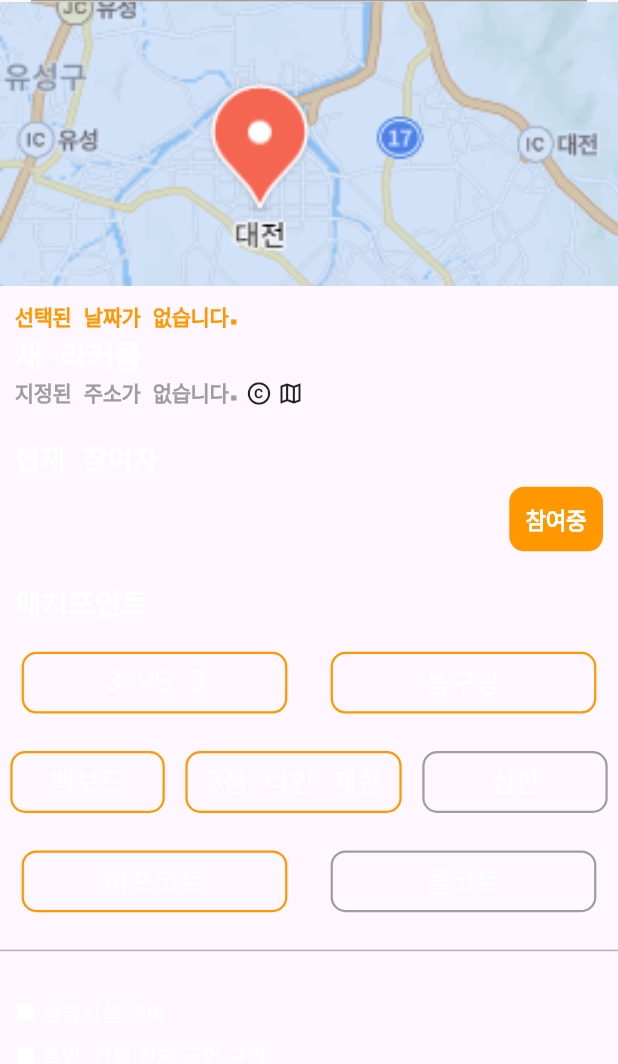
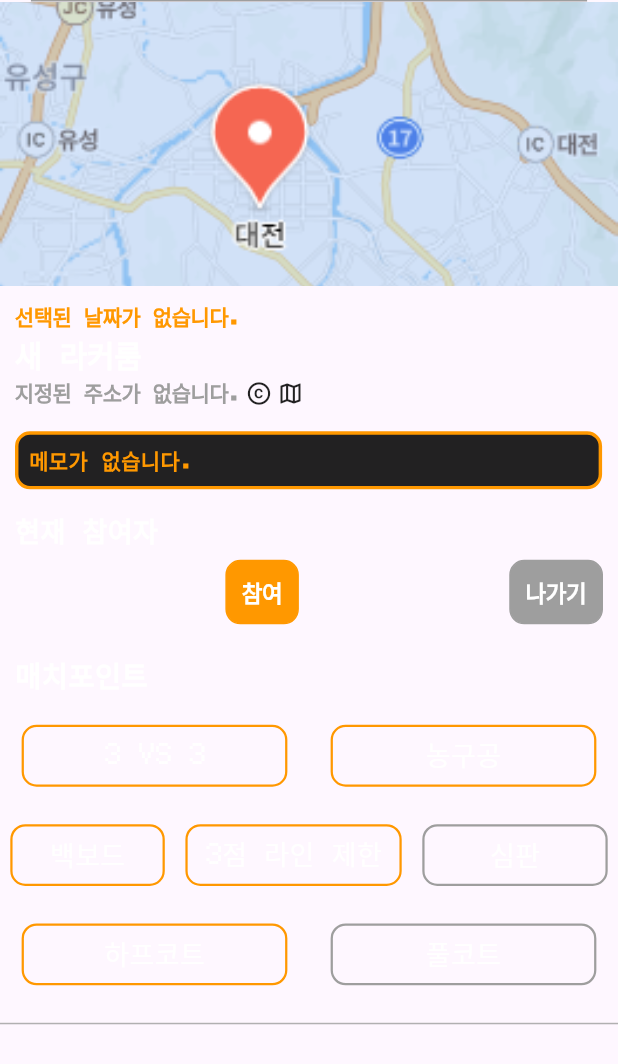
Before and after one commit to bbprojectteam/unbound_app, a Flutter app: the LockerRoomInfo widget shown alone on an empty page, opened directly with empty values, on a phone screen of 412 x 824 dp. Shown: the top 1064 px of the screen. Run offline on Flutter 3.47's test engine with Material 3 defaults, Android fonts, the phone set to English and light mode, and no system bars; our stand-ins replace cached_network_image, file_picker, firebase_auth, firebase_core, firebase_messaging, flutter_dotenv and 11 more; missing offline and left inert: dart:ffi, flutter_inappwebview, stomp_dart_client; accounts and stored records are empty; network calls fail.

Commit message:
매치 플레이 스크린 ui - 점수판, 타이머 기능 추가, 라커룸 화면 메모 ui 추가 ,라커룸 수정 화면 - 메모 입력란 추가

```diff
--- a/lib/controller/member_controller.dart
+++ b/lib/controller/member_controller.dart
@@ -96,7 +96,6 @@ class MemberController extends GetxController {
 
         final decodedBody = utf8.decode(response.bodyBytes);
         var jsonResponse = jsonDecode(decodedBody);
-        print(jsonResponse);
 
         memberModel = MemberModel();
         memberModel = MemberModel.fromJson(jsonResponse['userInfo']);
--- a/lib/model/match/match_info_model.dart
+++ b/lib/model/match/match_info_model.dart
@@ -18,7 +18,7 @@ class MatchInfoModel {
 
   double? averageMmr;
 
-  String? desciption;
+  String? description;
 
   int? memberCnt;
 
--- a/lib/router/app_bottom_modal_router.dart
+++ b/lib/router/app_bottom_modal_router.dart
@@ -1,4 +1,5 @@
 import 'package:badboys/screen/appScreen/register/profile_setting_screen.dart';
+import 'package:badboys/screen/modal/game/playing_result_modal_pop.dart';
 import 'package:badboys/screen/modal/lockerRoom/locker_room_setting_bottom_modal.dart';
 import 'package:badboys/screen/modal/lockerRoom/select_locale_bottom_modal.dart';
 import 'package:badboys/screen/modal/lockerRoom/team_chng_modal_pop.dart';
@@ -37,7 +38,12 @@ class AppBottomModalRouter {
       },
       5: () async{
         return MatchingHistoryModal();
+      },
+      6: () async{
+        return PlayingResultModalPop();
       }
+
+
 
     };
 
--- a/lib/screen/subScreen/lockerRoom/chat/chat_list.dart
+++ b/lib/screen/subScreen/lockerRoom/chat/chat_list.dart
@@ -23,6 +23,7 @@ class ChatList extends StatefulWidget {
 class _ChatListState extends State<ChatList> {
   final TextEditingController textController = TextEditingController();
   late ChatController chatController;
+  late MatchController matchController;
 
   @override
   void initState() {
@@ -30,10 +31,14 @@ class _ChatListState extends State<ChatList> {
     super.initState();
     Get.lazyPut<ChatController>(() => ChatController());
     chatController = Get.find<ChatController>();
+    matchController = Get.find<MatchController>();
 
     if (!chatController.isApiCalled.value) {  // 아직 호출되지 않았다면
       chatController.isApiCalled.value = true;
       chatController.fnChatList(widget.chatRoomId);
+
+      /* 채팅 시 유저 정보 위함 */
+      chatController.matchMemberModel = matchController.matchModel.matchMemberModel;
     }
 
     chatController.fnConnectToStompServer();
--- a/lib/screen/subScreen/lockerRoom/lockerRoom/locker_room_info.dart
+++ b/lib/screen/subScreen/lockerRoom/lockerRoom/locker_room_info.dart
@@ -106,9 +106,32 @@ class _LockerRoomInfoState extends State<LockerRoomInfo> {
                           ],
                         ),
                       ),
+                      SizedBox(height: 5,),
 
                       Container(
+                        width: 95.w,
+                        height: 4.7.h,
+                        margin: EdgeInsets.only(left: 10,),
+                        padding: EdgeInsets.all(7),
+                        decoration: BoxDecoration(
+                            color: Colors.black87,
+                            borderRadius: BorderRadius.circular(10),
+                            border: Border.all(width: 2.3,color: Colors.orange)
+                        ),
+                        child: Text(
+                          matchModel.matchInfoModel?.description ?? "메모가 없습니다.",
+                          style: TextStyle(
+                              color: Colors.orange,
+                              fontWeight: FontWeight.w700,
+                              fontFamily: 'EHSMB'
 
+                          ),
+                        ),
+                      ),
+
+                      SizedBox(height: 5,),
+
+                      Container(
                         padding: EdgeInsets.all(10),
                         child: Column(
                           crossAxisAlignment: CrossAxisAlignment.start,
@@ -144,9 +167,10 @@ class _LockerRoomInfoState extends State<LockerRoomInfo> {
                                   ],
                                 ),
                                 GestureDetector(
-                                  onTap: ()=>{
+                                  onTap: () async {
+                                      await matchController.fnMatchJoin(widget.chatRoomId);
 
-                                  },
+                                    },
                                   child: Container(
                                     padding: EdgeInsets.all(10),
                                     decoration: BoxDecoration(
@@ -154,15 +178,33 @@ class _LockerRoomInfoState extends State<LockerRoomInfo> {
                                         border: Border.all(width: 1,color: Colors.orange),
                                         color: Colors.orange
                                     ),
-                                    child: Text('참여중',style: TextStyle(color: Colors.white,fontWeight: FontWeight.w900,fontSize: 15,letterSpacing: -0.3,fontFamily: 'EHSMB'),),
+                                    child: Text('참여',style: TextStyle(color: Colors.white,fontWeight: FontWeight.w900,fontSize: 15,letterSpacing: -0.3,fontFamily: 'EHSMB'),),
                                   ),
                                 ),
+
+                                GestureDetector(
+                                  onTap: () async {
+                                    await matchController.fnMatchExit(widget.chatRoomId);
+                                    Get.toNamed('/');
+                                  },
+                                  child: Container(
+                                    padding: EdgeInsets.all(10),
+                                    decoration: BoxDecoration(
+                                        borderRadius: BorderRadius.circular(10),
+                                        border: Border.all(width: 1,color: Colors.grey),
+                                        color: Colors.grey
+                                    ),
+                                    child: Text('나가기',style: TextStyle(color: Colors.white,fontWeight: FontWeight.w900,fontSize: 15,letterSpacing: -0.3,fontFamily: 'EHSMB'),),
+                                  ),
+                                ),
+
                               ],
                             ),
 
                           ],
                         ),
                       ),
+
 
                       Container(
                         child: Column(
```
Also changed, not shown: lib/controller/match_controller.dart (+34 -5 lines), lib/model/match/match_member_position_model.dart (added, +11 -0 lines), lib/screen/appScreen/game/playing_screen.dart (+88 -26 lines), lib/screen/modal/game/playing_result_modal_pop.dart (+6 -4 lines), lib/screen/modal/lockerRoom/locker_room_setting_bottom_modal.dart (+10 -5 lines), lib/screen/modal/lockerRoom/team_chng_modal_pop.dart (+9 -14 lines), lib/screen/subScreen/game/member_icon_item.dart (added, +44 -0 lines), lib/screen/subScreen/lockerRoom/lockerRoom/dropDownMenu/locker_room_setting_drop_down_menu.dart (+13 -4 lines), lib/utils/helpers.dart (+7 -7 lines), lib/model/match/match_info_model.g.dart.
